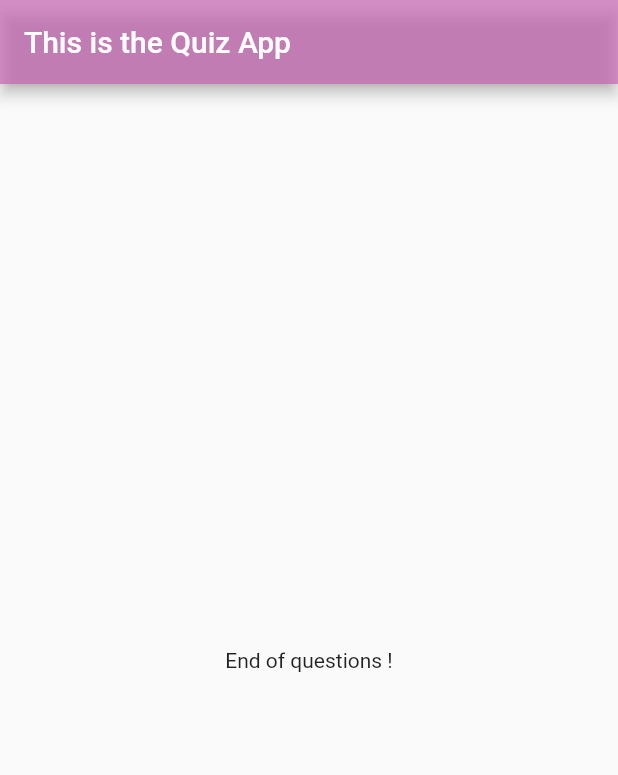
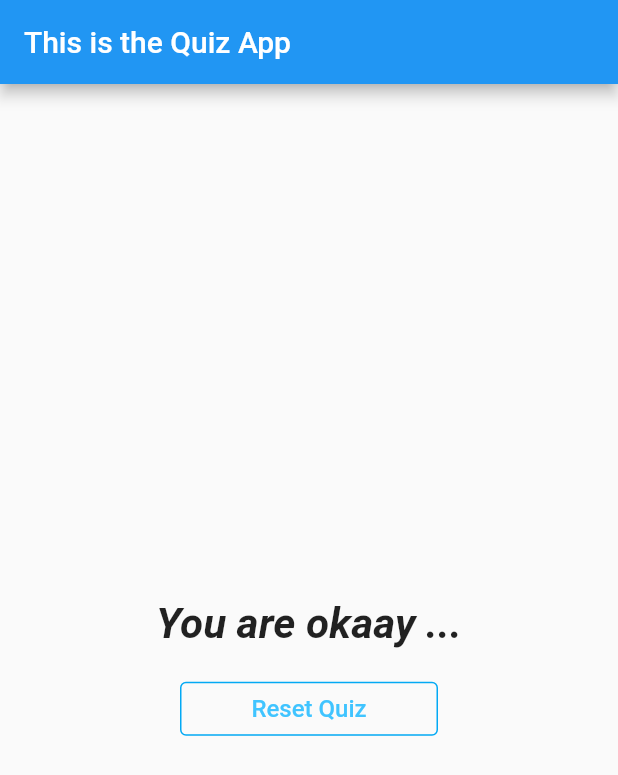
Before and after one commit to CarolineEhabAnwar/quiz_app, a Flutter app: the screen it shows after launch, after a tap on "Blue", after a tap on "Horse", after a tap on "Maths", on a phone screen of 412 x 824 dp. Shown: the top 775 px of the screen. Run offline on Flutter 3.47's test engine with Material 2 defaults, Android fonts, the phone set to English and light mode, and no system bars.

Commit message:
feature: resetting the quiz

```diff
--- a/lib/main.dart
+++ b/lib/main.dart
@@ -19,23 +19,48 @@ class _MyAppState extends State<MyApp> {
   final _questions = const [
     {
       "questionText": "What's your favorite color?",
-      "answers": ["Blue", "Red", "Green", "Yellow"]
+      "answers": [
+        {"text": "Blue", "score": 10},
+        {"text": "Green", "score": 5},
+        {"text": "Red", "score": 7},
+        {"text": "Black", "score": 8},
+      ]
     },
     {
       "questionText": "What's your favorite animal?",
-      "answers": ["Rabbit", "Horse", "Dog", "Cat"]
+      "answers": [
+        {"text": "Rabbit", "score": 5},
+        {"text": "Horse", "score": 6},
+        {"text": "Dog", "score": 8},
+        {"text": "Cat", "score": 10},
+      ]
     },
     {
-      "questionText": "What's your favorite subjuect?",
-      "answers": ["Science", "Religion", "English", "Maths"]
+      "questionText": "What's your favorite subject?",
+      "answers": [
+        {"text": "Religion", "score": 7},
+        {"text": "Science", "score": 10},
+        {"text": "Maths", "score": 6},
+        {"text": "Computer Science", "score": 8},
+      ]
     }
   ];
-  _answerQuestion() {
+  var _totalScore = 0;
+
+  _answerQuestion(int score) {
     if (_questionIndex < _questions.length) {
       setState(() {
         _questionIndex++;
       });
+      _totalScore += score;
     }
+  }
+
+  _resetQuiz() {
+    setState(() {
+      _questionIndex = 0;
+      _totalScore = 0;
+    });
   }
 
   @override
@@ -43,14 +68,14 @@ class _MyAppState extends State<MyApp> {
     return MaterialApp(
         home: Scaffold(
       appBar: AppBar(
-          title: Text("This is the Quiz App"),
-          backgroundColor: Color.fromRGBO(200, 100, 180, 0.7)),
+        title: Text("This is the Quiz App"),
+      ),
       body: _questionIndex < _questions.length
           ? Quiz(
               questions: _questions,
               questionIndex: _questionIndex,
               answerQuestion: _answerQuestion)
-          : Result(),
+          : Result(_totalScore, _resetQuiz),
     ));
   }
 }
--- a/lib/quiz.dart
+++ b/lib/quiz.dart
@@ -6,7 +6,7 @@ import 'answers.dart';
 class Quiz extends StatelessWidget {
   final List<Map<String, Object>> questions;
   final int questionIndex;
-  final VoidCallback answerQuestion;
+  final Function answerQuestion;
 
   Quiz(
       {required this.questions,
@@ -18,8 +18,10 @@ class Quiz extends StatelessWidget {
     return Column(
       children: [
         Question(questions[questionIndex]["questionText"] as String),
-        ...(questions[questionIndex]["answers"] as List<String>).map((answer) {
-          return Answer(answer, answerQuestion);
+        ...(questions[questionIndex]["answers"] as List<Map<String, Object>>)
+            .map((answer) {
+          return Answer(
+              answer["text"] as String, () => answerQuestion(answer["score"]));
         }).toList()
       ],
     );
--- a/lib/result.dart
+++ b/lib/result.dart
@@ -1,16 +1,56 @@
 import 'package:flutter/material.dart';
 
 class Result extends StatelessWidget {
+  final int resultScore;
+  final VoidCallback resetQuiz;
+
+  Result(this.resultScore, this.resetQuiz);
+
+  String get resultPhrase {
+    String resultText = "Great Job";
+    if (resultScore <= 15) {
+      resultText = "You are weird";
+    } else if (resultScore <= 25) {
+      resultText = "You are okaay ... ";
+    } else if (resultScore > 30) {
+      resultText = "You are AWESOME !!";
+    }
+    return resultText;
+  }
+
   @override
   Widget build(BuildContext context) {
-    return Container(
-      width: double.infinity,
-      height: double.infinity,
-      alignment: Alignment.center,
-      child: Text(
-        "End of questions !",
-        textAlign: TextAlign.center,
-      ),
+    return Column(
+      mainAxisAlignment: MainAxisAlignment.center,
+      crossAxisAlignment: CrossAxisAlignment.stretch,
+      children: [
+        Padding(
+          padding: EdgeInsets.all(16.0),
+          child: Text(
+            resultPhrase,
+            textAlign: TextAlign.center,
+            style: TextStyle(
+              fontSize: 28,
+              fontStyle: FontStyle.italic,
+              fontWeight: FontWeight.bold,
+            ),
+          ),
+        ),
+        Padding(
+          padding: EdgeInsets.only(left: 120, right: 120),
+          child: OutlinedButton(
+            child: Text(
+              "Reset Quiz",
+              style: TextStyle(fontSize: 16),
+            ),
+            onPressed: resetQuiz,
+            style: OutlinedButton.styleFrom(
+              foregroundColor: Colors.lightBlueAccent,
+              side: BorderSide(color: Colors.lightBlue),
+            ),
+          ),
+        )
+      ],
     );
   }
 }
```
